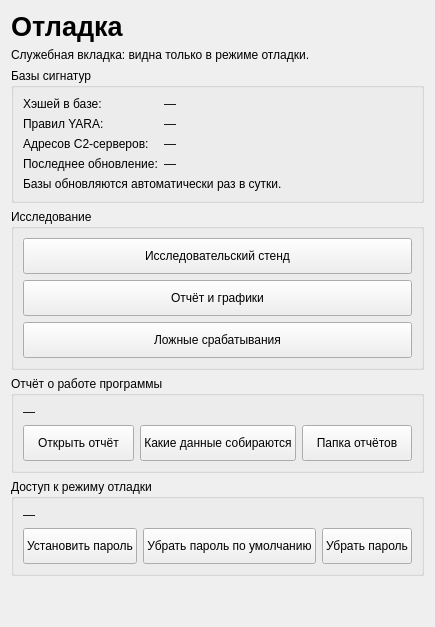
This is ui/designer/debug_page.ui in UnLuck000/school_project as Qt 5 draws it before an edit. The edited form follows.
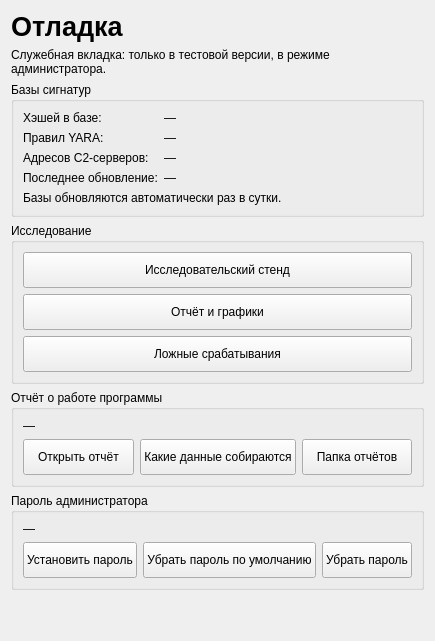
This is the edited form.

Commit message: Сборка и установщик, диагностика, журнал защиты, режим администратора, исключения для релиза

Diff of the .ui file:
```diff
--- a/ui/designer/debug_page.ui
+++ b/ui/designer/debug_page.ui
@@ -11,7 +11,7 @@
    </item>
    <item>
     <widget class="QLabel" name="lblHint">
-     <property name="text"><string>Служебная вкладка: видна только в режиме отладки.</string></property>
+     <property name="text"><string>Служебная вкладка: только в тестовой версии, в режиме администратора.</string></property>
      <property name="wordWrap"><bool>true</bool></property>
     </widget>
    </item>
@@ -58,7 +58,7 @@
    </item>
    <item>
     <widget class="QGroupBox" name="groupAccess">
-     <property name="title"><string>Доступ к режиму отладки</string></property>
+     <property name="title"><string>Пароль администратора</string></property>
      <layout class="QVBoxLayout" name="layoutAccess">
       <item><widget class="QLabel" name="lblPasswordState"><property name="text"><string>—</string></property><property name="wordWrap"><bool>true</bool></property></widget></item>
       <item>
```
The commit also changes 75 other files.
